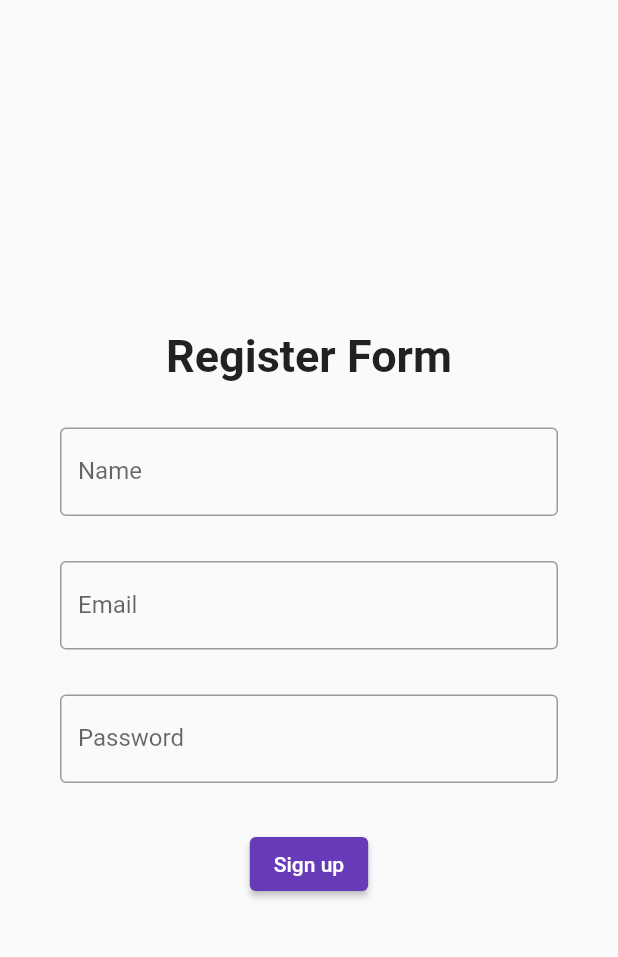
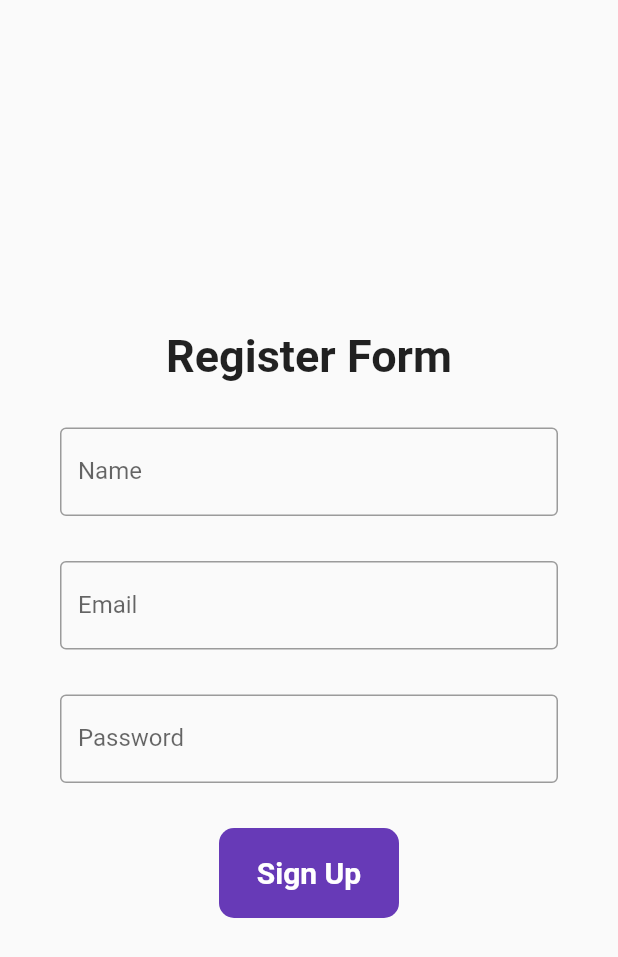
Before and after one commit to MamtaBhatt885/practice, a Flutter app: the RegisterPage screen opened by its route, on a phone screen of 412 x 824 dp. Shown: the top 957 px of the screen. Run offline on Flutter 3.47's test engine with Material 2 defaults, Android fonts, the phone set to English and light mode, and no system bars; our stand-ins replace google_fonts.

Commit message:
Day6 completed

```diff
--- a/lib/main.dart
+++ b/lib/main.dart
@@ -24,7 +24,7 @@ class MyApp extends StatelessWidget {
         brightness: Brightness.dark,
       ),
       routes: {
-        "/": (context) => HomePage(),
+        "/": (context) => LoginPage(),
         MyRoutes.homeRoute: (context) => HomePage(),
         MyRoutes.loginRoute: (context) => LoginPage(),
         MyRoutes.registerRoute: (context) => RegisterPage(),
--- a/lib/screens/register_page.dart
+++ b/lib/screens/register_page.dart
@@ -43,11 +43,28 @@ class RegisterPage extends StatelessWidget {
               ),
             ),
             SizedBox(height: 30.0),
-            ElevatedButton(
-                onPressed: () {
-                  Navigator.pushNamed(context, MyRoutes.loginRoute);
-                },
-                child: Text("Sign up"))
+
+            Container(
+              width: 120,
+              alignment: Alignment.center,
+              height: 60,
+              child: Text(
+                "Sign Up",
+                style: TextStyle(
+                    fontWeight: FontWeight.bold,
+                    color: Colors.white,
+                    fontSize: 20),
+              ),
+              decoration: BoxDecoration(
+                borderRadius: BorderRadius.circular(10),
+                color: Colors.deepPurple,
+              ),
+            )
+            // ElevatedButton(
+            //     onPressed: () {
+            //       Navigator.pushNamed(context, MyRoutes.loginRoute);
+            //     },
+            //     child: Text("Sign up"))
           ],
         ),
       ),
```
Also changed, not shown: lib/screens/login_page.dart (+47 -9 lines).
